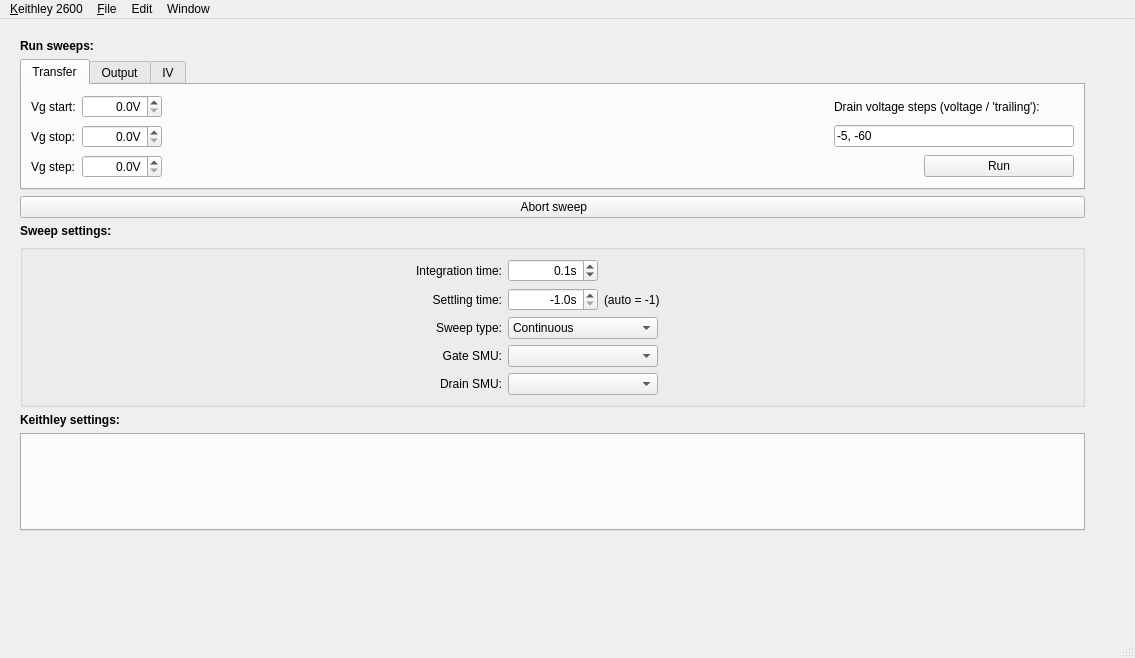
Before: the Qt Designer form keithleygui/main.ui in OE-FET/keithleygui, drawn with Qt 5.
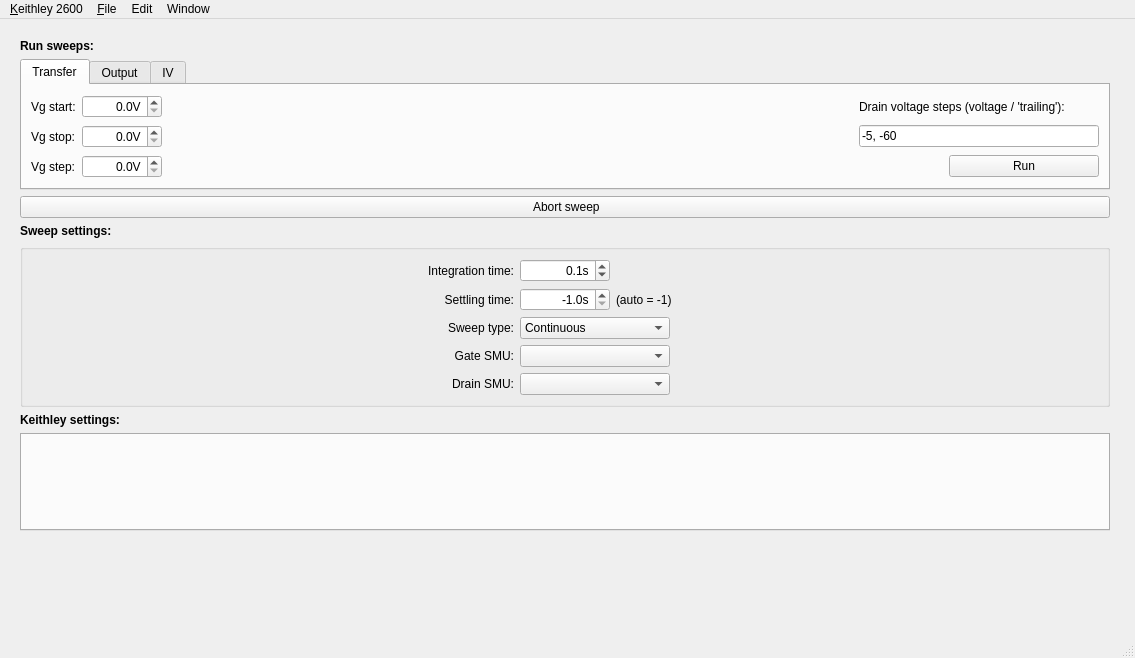
After: the same form once the commit is applied. Custom widgets are drawn as their Qt base class.

Commit message: changed a-axis padding

The edit to the form file:
```diff
--- a/keithleygui/main.ui
+++ b/keithleygui/main.ui
@@ -836,7 +836,7 @@
       </property>
       <property name="sizeHint" stdset="0">
        <size>
-        <width>30</width>
+        <width>5</width>
         <height>20</height>
        </size>
       </property>
```
The commit also changes 1 other file.
